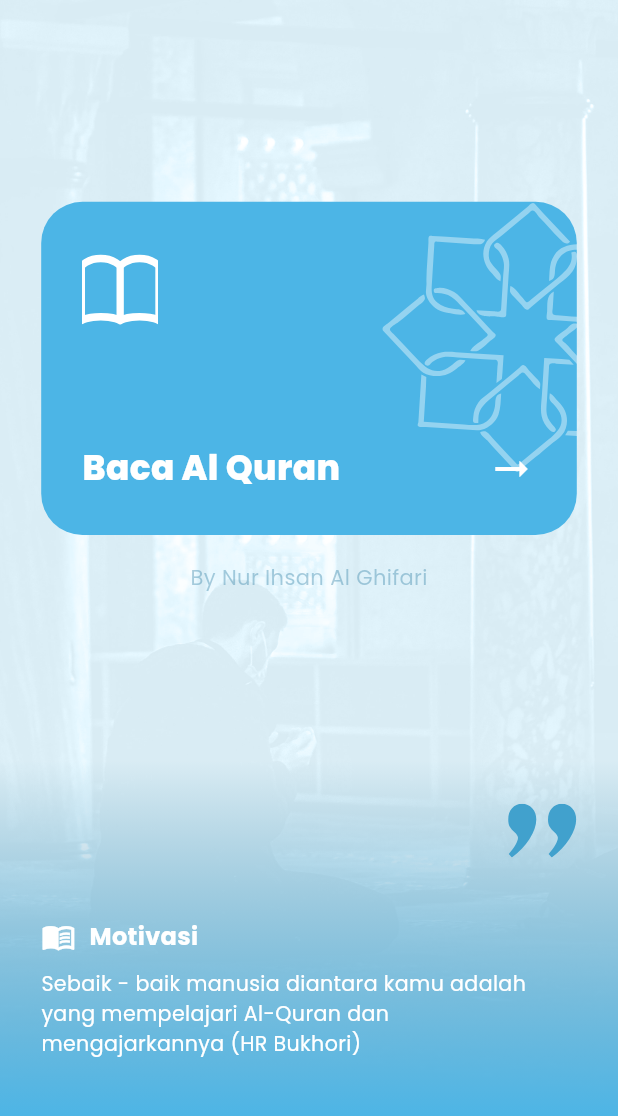
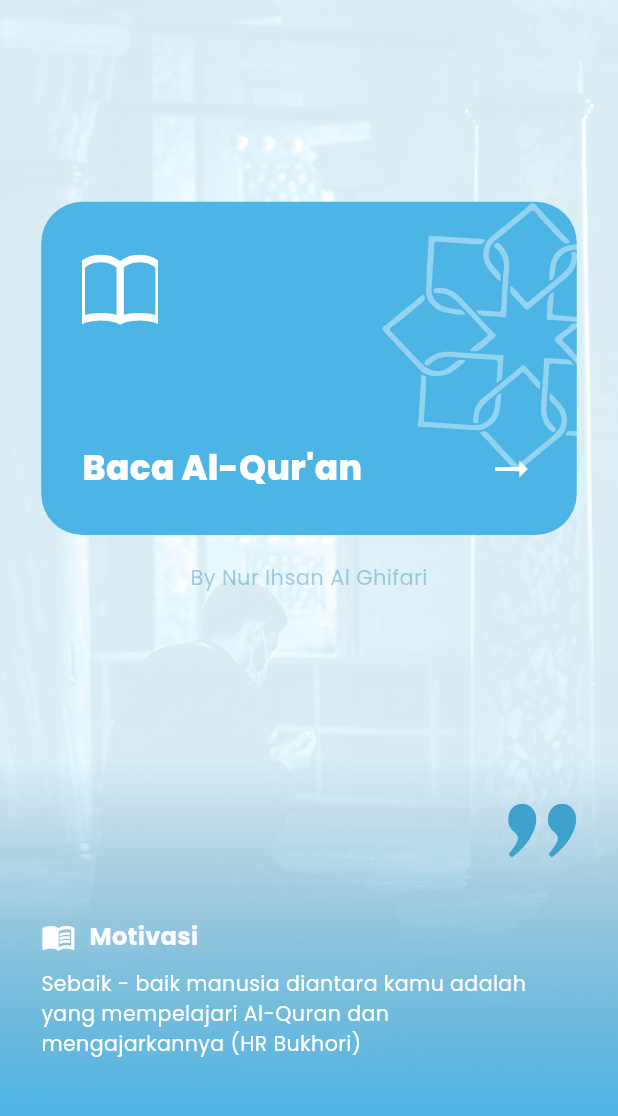
Before and after one commit to syahril22/alquran_final, a Flutter app: the screen it shows after launch, on a phone screen of 412 x 824 dp, the part 117-1233 px from its top. Run offline on Flutter 3.47's test engine with Material 3 defaults, Android fonts, the phone set to English and light mode, and no system bars; our stand-ins replace bloc, either_dart, equatable, flutter_bloc, flutter_screenutil, flutter_svg and 1 more.

Commit message:
chore: change text on homepage to be more correct

```diff
--- a/lib/ui/home_page.dart
+++ b/lib/ui/home_page.dart
@@ -103,7 +103,7 @@ class _HomePageState extends State<HomePage> {
                                     child: Row(
                                       children: [
                                         Text(
-                                          'Baca Al Quran',
+                                          "Baca Al-Qur'an",
                                           style: TextStyle(
                                             color: AppColors.white,
                                             fontSize: 20.sp,
```
